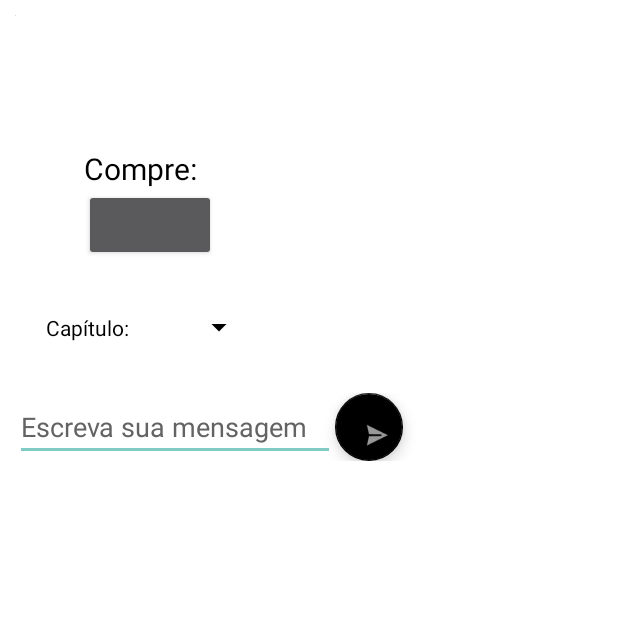
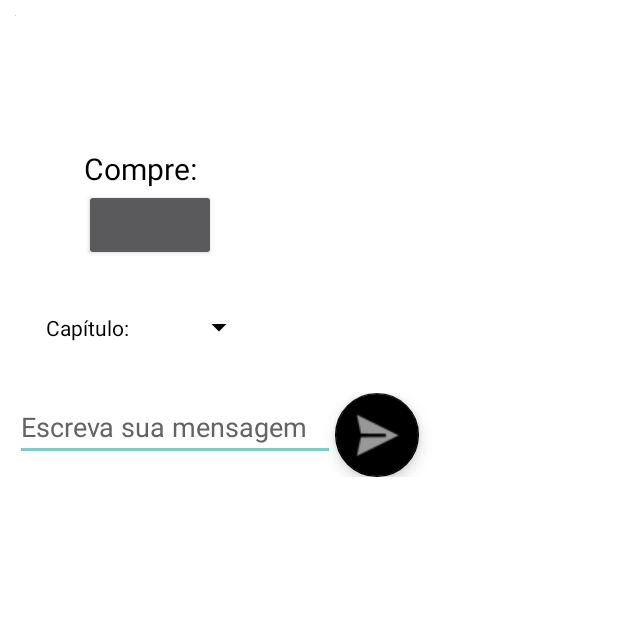
Before and after one commit to GerardoFilho/TrabalhoFinalPIESMOBILE, an Android app: the MangaActivity screen opened directly, with no data from a screen before it, on a phone screen of 412 x 824 dp, the top half of it. Run offline under Robolectric (Android 15) with nearby library versions, the phone set to English and light mode, and no system bars; our stand-ins replace Firebase (no records; nobody signed in at launch, a user with empty details on screens opened directly), Picasso.

Commit message:
refatoração com sonarlint

```diff
--- a/app/src/main/res/layout/activity_manga.xml
+++ b/app/src/main/res/layout/activity_manga.xml
@@ -149,12 +149,14 @@
 
             <com.google.android.material.floatingactionbutton.FloatingActionButton
                 android:id="@+id/btnEnviarMensagem"
-                android:layout_width="match_parent"
-                android:layout_height="match_parent"
+                android:layout_width="56dp"
+                android:layout_height="wrap_content"
                 android:layout_gravity="center"
                 android:clickable="true"
                 android:foregroundGravity="center"
                 app:backgroundTint="@color/black"
+                app:fabSize="normal"
+                app:maxImageSize="48dp"
                 app:rippleColor="@color/white"
                 app:srcCompat="@android:drawable/ic_menu_send" />
 
```
Also changed, not shown: app/src/main/java/br/com/quixada/aniheart/activity/MangaActivity.java (+13 -0 lines).
